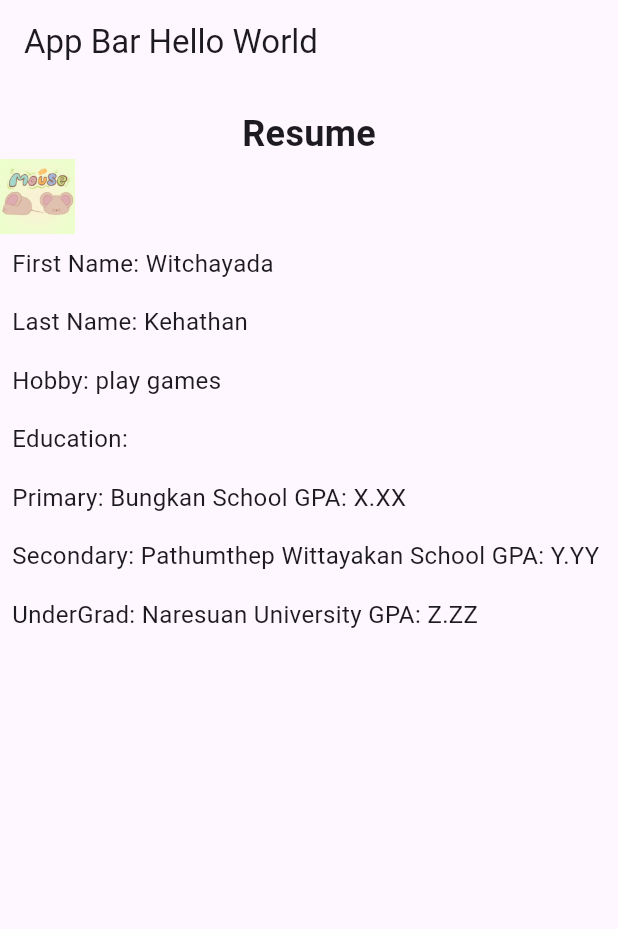
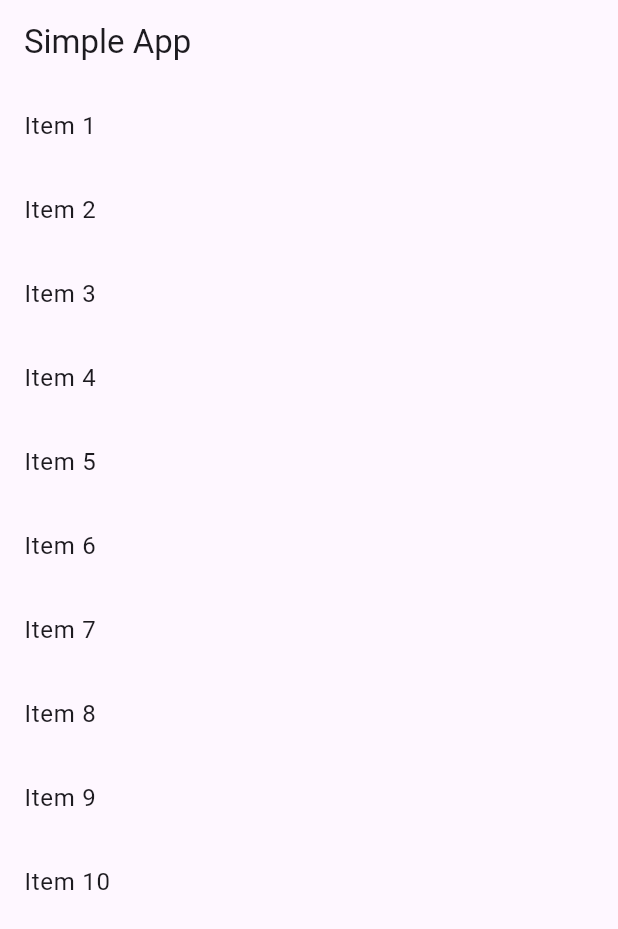
Before and after one commit to witchayada65314669/simpleapp, a Flutter app: the screen it shows after launch, on a phone screen of 412 x 824 dp. Shown: the top 929 px of the screen. Run offline on Flutter 3.47's test engine with Material 3 defaults, Android fonts, the phone set to English and light mode, and no system bars.

Commit message:
new commit

```diff
--- a/lib/main.dart
+++ b/lib/main.dart
@@ -1,116 +1,14 @@
 import 'package:flutter/material.dart';
+import 'package:flutter_application_1/screens/menus.dart';
 
 void main() {
-  runApp(MyApp());
+  runApp(MaterialApp(
+    title: "Simple App",
+    home: Scaffold(
+      appBar: AppBar(
+        title: Text("Simple App"),
+      ),
+      body: Menus(),
+    ),
+  ));
 }
-
-class MyApp extends StatelessWidget {
-  @override
-  Widget build(BuildContext context) {
-    return MaterialApp(
-      title: 'Flutter Demo',
-      theme: ThemeData(
-        primarySwatch: Colors.blue,
-      ),
-      home: MyHomePage(),
-    );
-  }
-}
-Widget showlogo(){
-  return Container(width: 50.0,height: 50.0,
-    child: Image.asset('images/mouse.png')
-    );
-}
-
-class MyHomePage extends StatelessWidget {
-  @override
-  Widget build(BuildContext context) {
-    return Scaffold(
-      appBar: AppBar(
-        title: Text('App Bar Hello World'),
-      ),
-      body: Column(
-        crossAxisAlignment: CrossAxisAlignment.start,
-        children: [
-          Align(
-            alignment: Alignment.topCenter,
-            child: Padding(
-              padding: const EdgeInsets.only(top: 16.0),
-              child: Text(
-                'Resume',
-                style: TextStyle(
-                  fontWeight: FontWeight.bold,
-                  fontSize: 24.0,
-                ),
-              ),
-            ),
-          ),
-          showlogo(),
-          Padding(
-            padding: const EdgeInsets.all(8.0),
-            child: Text(
-              'First Name: Witchayada',
-              style: TextStyle(
-                fontSize: 16.0,
-              ),
-            ),
-          ),
-          Padding(
-            padding: const EdgeInsets.all(8.0),
-            child: Text(
-              'Last Name: Kehathan',
-              style: TextStyle(
-                fontSize: 16.0,
-              ),
-            ),
-          ),
-          Padding(
-            padding: const EdgeInsets.all(8.0),
-            child: Text(
-              'Hobby: play games',
-              style: TextStyle(
-                fontSize: 16.0,
-              ),
-            ),
-          ),
-          Padding(
-            padding: const EdgeInsets.all(8.0),
-            child: Text(
-              'Education: ',
-              style: TextStyle(
-                fontSize: 16.0,
-              ),
-            ),
-          ),
-          Padding(
-            padding: const EdgeInsets.all(8.0),
-            child: Text(
-              'Primary: Bungkan School GPA: X.XX',
-              style: TextStyle(
-                fontSize: 16.0,
-              ),
-            ),
-          ),
-          Padding(
-            padding: const EdgeInsets.all(8.0),
-            child: Text(
-              'Secondary: Pathumthep Wittayakan School GPA: Y.YY',
-              style: TextStyle(
-                fontSize: 16.0,
-              ),
-            ),
-          ),
-          Padding(
-            padding: const EdgeInsets.all(8.0),
-            child: Text(
-              'UnderGrad: Naresuan University GPA: Z.ZZ',
-              style: TextStyle(
-                fontSize: 16.0,
-              ),
-            ),
-          ),
-        ],
-      ),
-    );
-  }
-}
--- /dev/null
+++ b/lib/screens/menus.dart
@@ -0,0 +1,28 @@
+import 'package:flutter/material.dart';
+
+class Menus extends StatefulWidget {
+  const Menus({super.key});
+
+  @override
+  State<Menus> createState() => _MenusState();
+}
+
+class _MenusState extends State<Menus> {
+  List<String> items = <String>['Item 1', 'Item 2','Item 3','Item 4', 'Item 5','Item 6','Item 7', 'Item 8','Item 9','Item 10'];
+  @override
+  Widget build(BuildContext context) {
+    return ListView.builder(
+      itemCount: items.length,
+      itemBuilder: (BuildContext context, int index) {
+        return ListTile(
+          title: Text('${items[index]}'),
+          onLongPress: () {
+            setState(() {
+              items.removeAt(index);
+            });
+          },
+        );
+      },
+    );
+  }
+}
```
Also changed, not shown: lib/screens/home.dart (added, +58 -0 lines), pubspec.lock.
